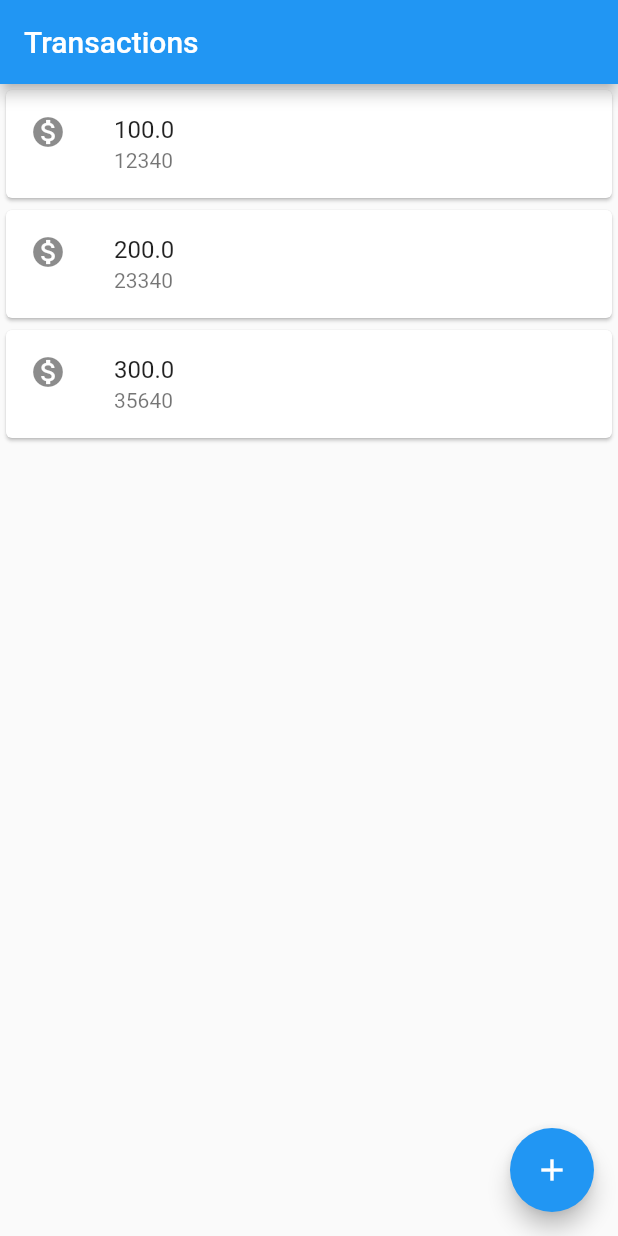
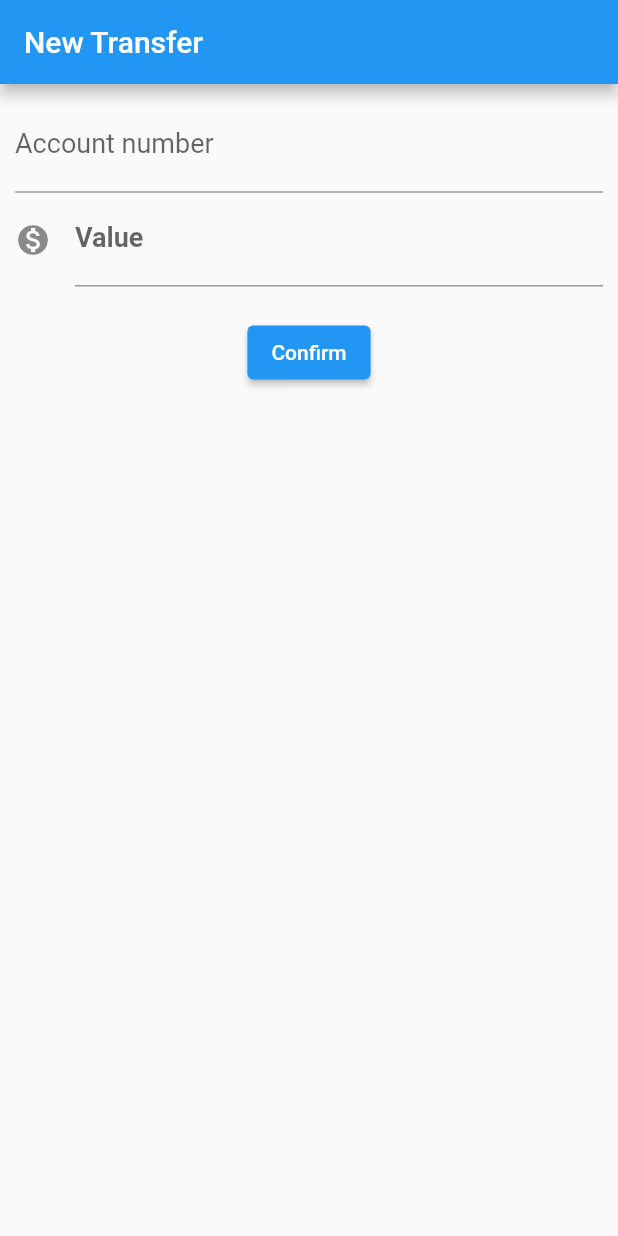
Before and after one commit to sarahcalbez/Bytebank, a Flutter app: the screen it shows after launch, on a phone screen of 412 x 824 dp. Run offline on Flutter 3.47's test engine with Material 2 defaults, Android fonts, the phone set to English and light mode, and no system bars.

Commit message:
feat:[UNIT 03] - Creating TransferForm

```diff
--- a/lib/main.dart
+++ b/lib/main.dart
@@ -1,28 +1,104 @@
 import 'package:flutter/material.dart';
 
-void main() => runApp(MaterialApp(
+void main() => runApp(const BytebankApp());
+
+class BytebankApp extends StatelessWidget {
+  const BytebankApp({Key? key}) : super(key: key);
+
+  @override
+  Widget build(BuildContext context) {
+    return MaterialApp(
+      // theme: ThemeData(
+      //   primarySwatch: Colors.pink,
+      // inputDecorationTheme: MyInputTheme().theme(),
+      // ),
       home: Scaffold(
-        body: TransferList(),
+        body: TransferForm(),
+      ),
+    );
+  }
+}
+
+class TransferForm extends StatelessWidget {
+  final _accountNumberController = TextEditingController();
+  final _valueController = TextEditingController();
+
+  TransferForm({Key? key}) : super(key: key);
+
+  @override
+  Widget build(BuildContext context) {
+    return Scaffold(
         appBar: AppBar(
-          title: const Text('Transactions'),
+          title: const Text('New Transfer'),
         ),
-        floatingActionButton: FloatingActionButton(
-          onPressed: () => true,
-          child: const Icon(Icons.add),
-        ),
-      ),
-    ));
+        body: Column(
+          children: <Widget>[
+            Padding(
+              padding: const EdgeInsets.fromLTRB(10, 10, 10, 0),
+              child: TextField(
+                controller: _accountNumberController,
+                style: const TextStyle(
+                  fontSize: 18,
+                ),
+                decoration: const InputDecoration(
+                    labelText: 'Account number', hintText: '0000'),
+                keyboardType: TextInputType.number,
+              ),
+            ),
+            Padding(
+              padding: const EdgeInsets.fromLTRB(10, 0, 10, 0),
+              child: TextField(
+                controller: _valueController,
+                style:
+                    const TextStyle(fontSize: 18, fontWeight: FontWeight.bold),
+                keyboardType: TextInputType.number,
+                decoration: const InputDecoration(
+                    icon: Icon(Icons.monetization_on),
+                    labelText: 'Value',
+                    hintText: '0.00'),
+              ),
+            ),
+            Padding(
+              padding: const EdgeInsets.fromLTRB(10, 20, 10, 10),
+              child: ElevatedButton(
+                child: const Text('Confirm'),
+                onPressed: () {
+                  debugPrint('Your transfer is confirmed!');
+                  final int? accountNumber =
+                      int.tryParse(_accountNumberController.text);
+                  final double? value = double.tryParse(_valueController.text);
+                  if (accountNumber != null && value != null) {
+                    final confirmedTransfer = Transfer(value, accountNumber);
+                    debugPrint('$confirmedTransfer');
+                  }
+                },
+              ),
+            ),
+          ],
+        ));
+  }
+}
 
 class TransferList extends StatelessWidget {
+  const TransferList({Key? key}) : super(key: key);
+
   @override
   Widget build(BuildContext context) {
-    // TODO: implement build
-    return Column(
-      children: <Widget>[
-        TransferItem(Transfer(100.00, 12340)),
-        TransferItem(Transfer(200.00, 23340)),
-        TransferItem(Transfer(300.00, 35640)),
-      ],
+    return Scaffold(
+      appBar: AppBar(
+        title: const Text('Transactions'),
+      ),
+      body: Column(
+        children: <Widget>[
+          TransferItem(Transfer(100.00, 12340)),
+          TransferItem(Transfer(200.00, 23340)),
+          TransferItem(Transfer(300.00, 35640)),
+        ],
+      ),
+      floatingActionButton: FloatingActionButton(
+        onPressed: () => true,
+        child: const Icon(Icons.add),
+      ),
     );
   }
 }
@@ -30,11 +106,11 @@ class TransferList extends StatelessWidget {
 class TransferItem extends StatelessWidget {
   final Transfer _transfer;
 
-  TransferItem(this._transfer);
+  // ignore: use_key_in_widget_constructors
+  const TransferItem(this._transfer);
 
   @override
   Widget build(BuildContext context) {
-    // TODO: implement build
     return Card(
       child: ListTile(
         leading: const Icon(Icons.monetization_on),
@@ -50,4 +126,9 @@ class Transfer {
   final int accountNumber;
 
   Transfer(this.value, this.accountNumber);
+
+  @override
+  String toString() {
+    return 'Transfer{Value: $value, Account Number: $accountNumber}';
+  }
 }
```
Also changed, not shown: 1 other file.
